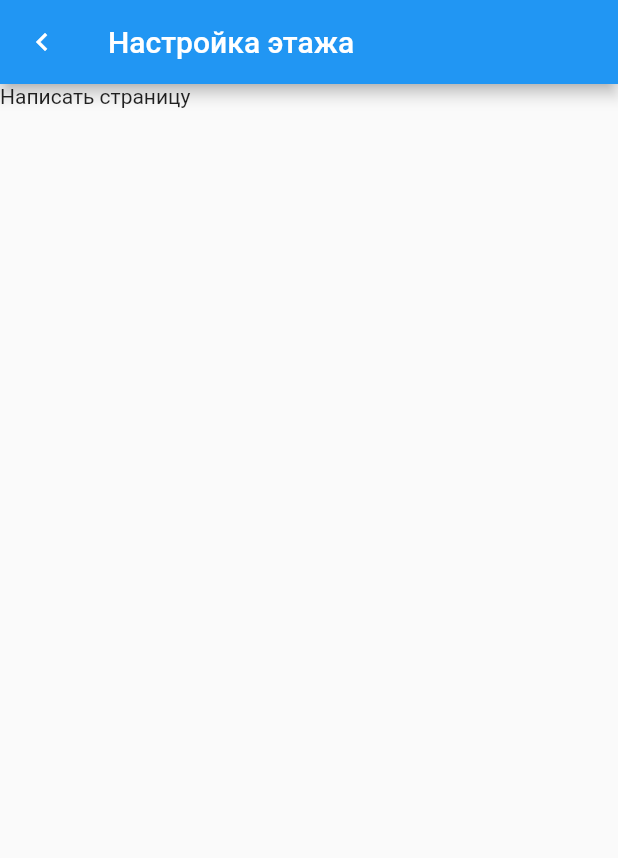
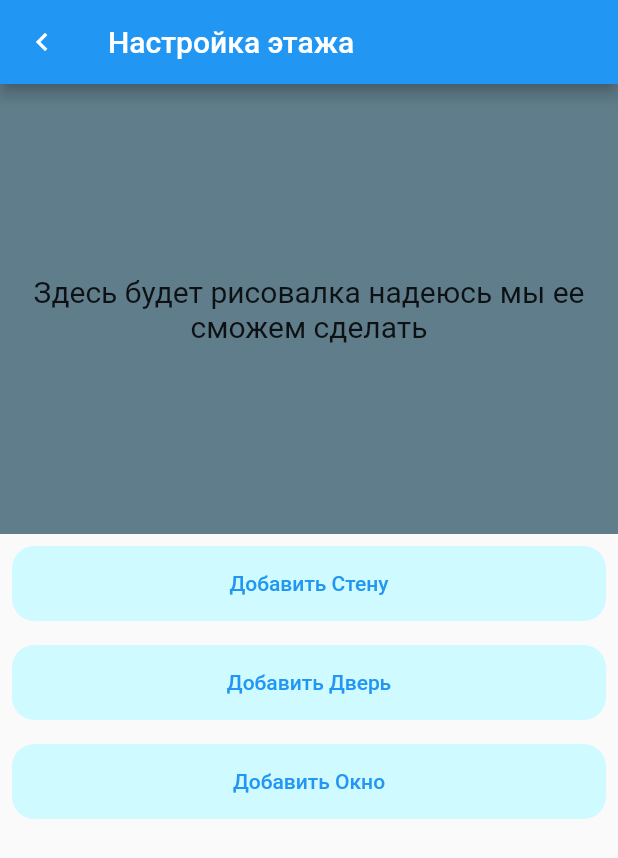
Before and after one commit to CpedaMonsterEnergyLover/BlockHouseCalculator, a Flutter app: the FloorPage screen opened directly, on a phone screen of 412 x 824 dp. Shown: the top 858 px of the screen. Run offline on Flutter 3.47's test engine with Material 2 defaults, Android fonts, the phone set to English and light mode, and no system bars.

Commit message:
added floor page(beta version)

```diff
--- a/lib/pages/edit_floor/floor_page.dart
+++ b/lib/pages/edit_floor/floor_page.dart
@@ -1,3 +1,5 @@
+
+import 'package:block_house_calculator/pages/elements/general_button.dart';
 import 'package:flutter/cupertino.dart';
 import 'package:flutter/material.dart';
 
@@ -16,8 +18,36 @@ class FloorPage extends StatelessWidget {
             },
           ),
         ),
-        body: const Text("Написать страницу"),
+        body: ListView( children :[
+          Container(child: const SizedBox(width: 300, height:300,
+              child: Align(alignment : Alignment.center,
+                  child: Text('Здесь будет рисовалка надеюсь мы ее сможем сделать', style: TextStyle(fontSize: 20), textAlign: TextAlign.center)
+              )
+          ),
+              decoration: const BoxDecoration(
+              color: Colors.blueGrey,
+            ),
+          ),
+          GeneralButton(
+            text: "Добавить Стену", callback: () {
+
+            },
+          ),
+          GeneralButton(
+            text: "Добавить Дверь",
+            callback: () {
+
+            },
+          ),
+          GeneralButton(
+            text: "Добавить Окно",
+            callback: () {
+
+            },
+          ),]
+    ),
     );
+
   }
 
 }
```
